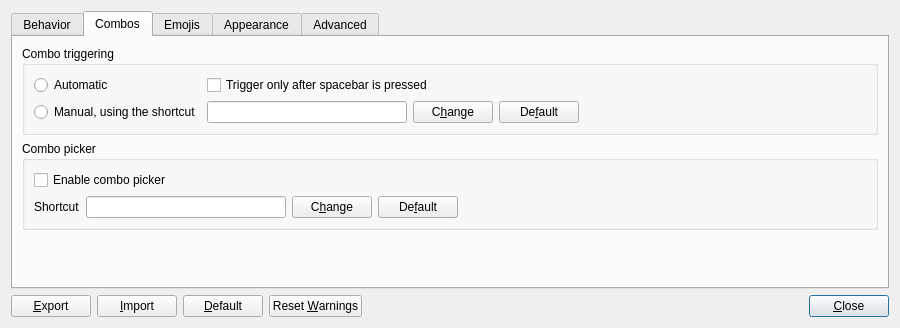
Before: the Qt Designer form Beeftext/PreferencesDialog.ui in xmichelo/Beeftext, drawn with Qt 5.
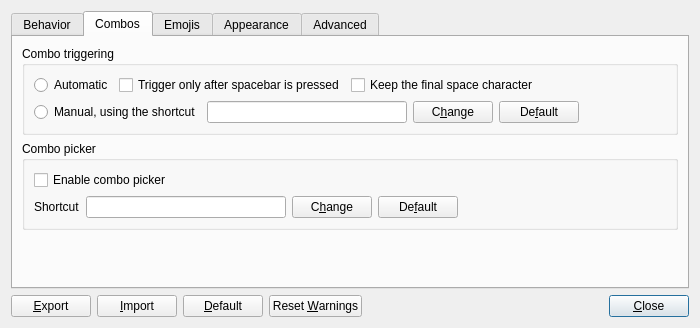
After: the same form once the commit is applied.

```diff
--- a/Beeftext/PreferencesDialog.ui
+++ b/Beeftext/PreferencesDialog.ui
@@ -6,13 +6,13 @@
    <rect>
     <x>0</x>
     <y>0</y>
-    <width>900</width>
+    <width>700</width>
     <height>325</height>
    </rect>
   </property>
   <property name="minimumSize">
    <size>
-    <width>900</width>
+    <width>700</width>
     <height>0</height>
    </size>
   </property>
@@ -217,22 +217,55 @@
          <property name="title">
           <string>Combo triggering</string>
          </property>
-         <layout class="QGridLayout" name="gridLayout">
-          <item row="0" column="0">
+         <layout class="QVBoxLayout" name="verticalLayout_6">
+          <item>
+           <layout class="QHBoxLayout" name="horizontalLayout_4">
+            <item>
            <widget class="QRadioButton" name="radioComboTriggerAuto">
             <property name="text">
              <string>Automatic</string>
             </property>
            </widget>
           </item>
-          <item row="1" column="0">
+            <item>
+             <widget class="QCheckBox" name="checkComboTriggersOnSpace">
+              <property name="text">
+               <string>Trigger only after spacebar is pressed</string>
+              </property>
+             </widget>
+            </item>
+            <item>
+             <widget class="QCheckBox" name="checkKeepFinalSpaceCharacter">
+              <property name="text">
+               <string>Keep the final space character</string>
+              </property>
+             </widget>
+            </item>
+            <item>
+             <spacer name="horizontalSpacer_12">
+              <property name="orientation">
+               <enum>Qt::Horizontal</enum>
+              </property>
+              <property name="sizeHint" stdset="0">
+               <size>
+                <width>0</width>
+                <height>20</height>
+               </size>
+              </property>
+             </spacer>
+            </item>
+           </layout>
+          </item>
+          <item>
+           <layout class="QHBoxLayout" name="horizontalLayout_16">
+            <item>
            <widget class="QRadioButton" name="radioComboTriggerManual">
             <property name="text">
              <string>Manual, using the shortcut</string>
             </property>
            </widget>
           </item>
-          <item row="1" column="1">
+            <item>
            <widget class="QLineEdit" name="editComboTriggerShortcut">
             <property name="sizePolicy">
              <sizepolicy hsizetype="Minimum" vsizetype="Fixed">
@@ -266,39 +299,34 @@
             </property>
            </widget>
           </item>
-          <item row="1" column="4">
-           <spacer name="horizontalSpacer_5">
-            <property name="orientation">
-             <enum>Qt::Horizontal</enum>
-            </property>
-            <property name="sizeHint" stdset="0">
-             <size>
-              <width>40</width>
-              <height>20</height>
-             </size>
-            </property>
-           </spacer>
-          </item>
-          <item row="1" column="2">
+            <item>
            <widget class="QPushButton" name="buttonChangeComboTriggerShortcut">
             <property name="text">
              <string>C&amp;hange</string>
             </property>
            </widget>
           </item>
-          <item row="1" column="3">
+            <item>
            <widget class="QPushButton" name="buttonResetComboTriggerShortcut">
             <property name="text">
              <string>De&amp;fault</string>
             </property>
            </widget>
           </item>
-          <item row="0" column="1" colspan="4">
-           <widget class="QCheckBox" name="checkComboTriggersOnSpace">
-            <property name="text">
-             <string>Trigger only after spacebar is pressed</string>
-            </property>
-           </widget>
+            <item>
+             <spacer name="horizontalSpacer_5">
+              <property name="orientation">
+               <enum>Qt::Horizontal</enum>
+              </property>
+              <property name="sizeHint" stdset="0">
+               <size>
+                <width>0</width>
+                <height>20</height>
+               </size>
+              </property>
+             </spacer>
+            </item>
+           </layout>
           </item>
          </layout>
         </widget>
@@ -380,7 +408,7 @@
               </property>
               <property name="sizeHint" stdset="0">
                <size>
-                <width>40</width>
+                <width>0</width>
                 <height>20</height>
                </size>
               </property>
@@ -434,7 +462,7 @@
            </property>
            <property name="sizeHint" stdset="0">
             <size>
-             <width>40</width>
+             <width>0</width>
              <height>20</height>
             </size>
            </property>
@@ -484,7 +512,7 @@
            </property>
            <property name="sizeHint" stdset="0">
             <size>
-             <width>40</width>
+             <width>0</width>
              <height>20</height>
             </size>
            </property>
@@ -574,7 +602,7 @@
            </property>
            <property name="sizeHint" stdset="0">
             <size>
-             <width>40</width>
+             <width>0</width>
              <height>10</height>
             </size>
            </property>
@@ -605,7 +633,7 @@
            </property>
            <property name="sizeHint" stdset="0">
             <size>
-             <width>40</width>
+             <width>0</width>
              <height>10</height>
             </size>
            </property>
@@ -782,7 +810,7 @@
               </property>
               <property name="sizeHint" stdset="0">
                <size>
-                <width>545</width>
+                <width>0</width>
                 <height>13</height>
                </size>
               </property>
@@ -926,7 +954,7 @@
        </property>
        <property name="sizeHint" stdset="0">
         <size>
-         <width>40</width>
+         <width>0</width>
          <height>10</height>
         </size>
        </property>
```
Left out of the diff: 53 changed lines with no effect on the pictures. Lines whose indentation alone changed are shown as unchanged.
